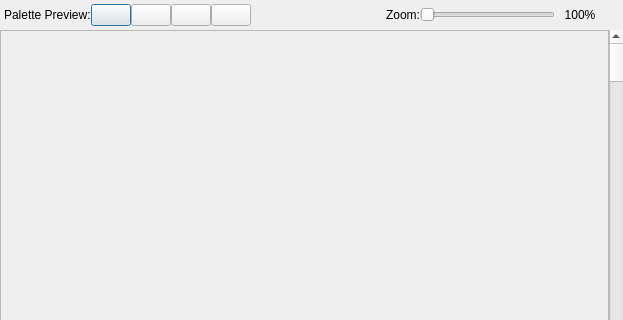
First picture: the form in viewers/chr-rom/chrromdisplaydialog.ui, repository christopherpow/nesicide, before the edit; both pictures show x 0 to 623 and y 0 to 320 of the 623 by 485 pixel window.
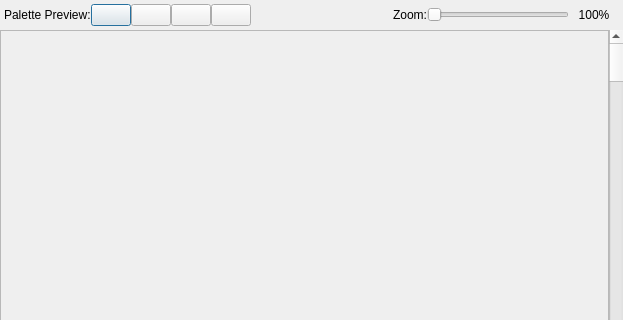
Second picture: the form after the edit. Custom widgets are drawn as their Qt base class.

```diff
--- a/viewers/chr-rom/chrromdisplaydialog.ui
+++ b/viewers/chr-rom/chrromdisplaydialog.ui
@@ -51,7 +51,7 @@
      </layout>
     </widget>
    </item>
-   <item row="0" column="0">
+   <item row="0" column="0" colspan="2">
     <layout class="QHBoxLayout" name="horizontalLayout">
      <property name="margin">
       <number>4</number>
```
